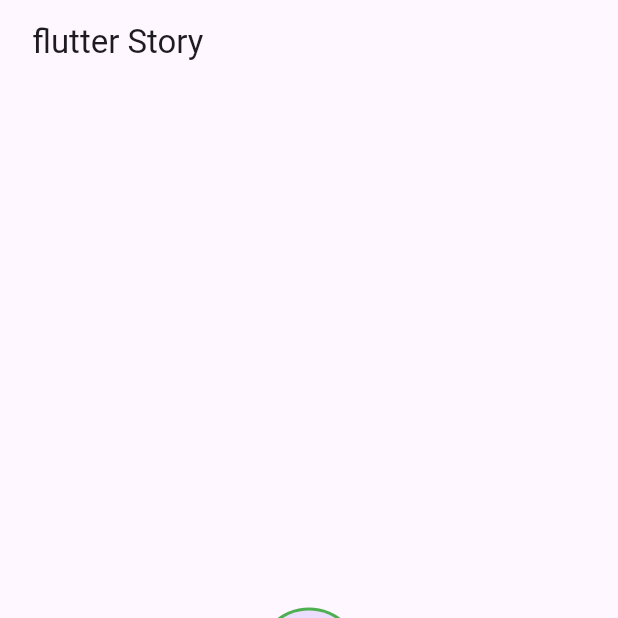
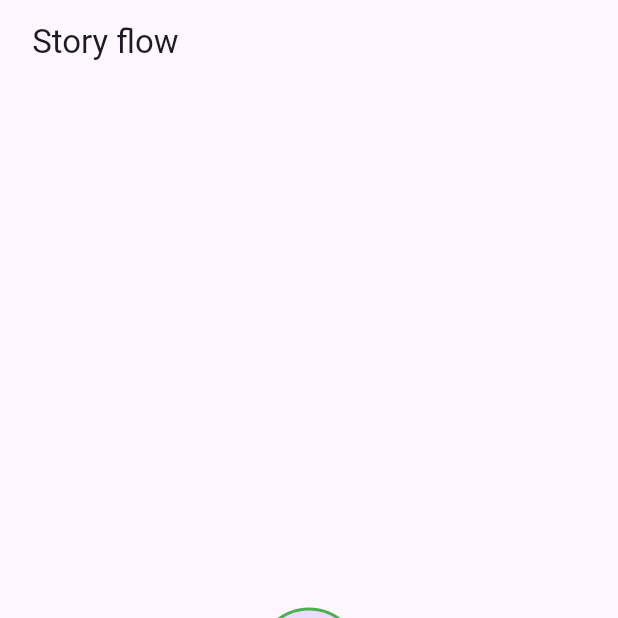
Before and after one commit to Lamia-Abdullah/Flutter-Story, a Flutter app: the screen it shows after launch, on a phone screen of 412 x 824 dp, the top half of it. Run offline on Flutter 3.47's test engine with Material 3 defaults, Android fonts, the phone set to English and light mode, and no system bars; our stand-ins replace cached_network_image, lottie, video_player.

Commit message:
update example

```diff
--- a/example/lib/main.dart
+++ b/example/lib/main.dart
@@ -15,7 +15,7 @@ class MyApp extends StatelessWidget {
     return MaterialApp(
       debugShowCheckedModeBanner: false,
       home: Scaffold(
-        appBar: AppBar(title: const Text(" flutter Story ")),
+        appBar: AppBar(title: const Text(" Story flow ")),
         body: Center(
           child: StoryProfile(
             size: 70,
```
